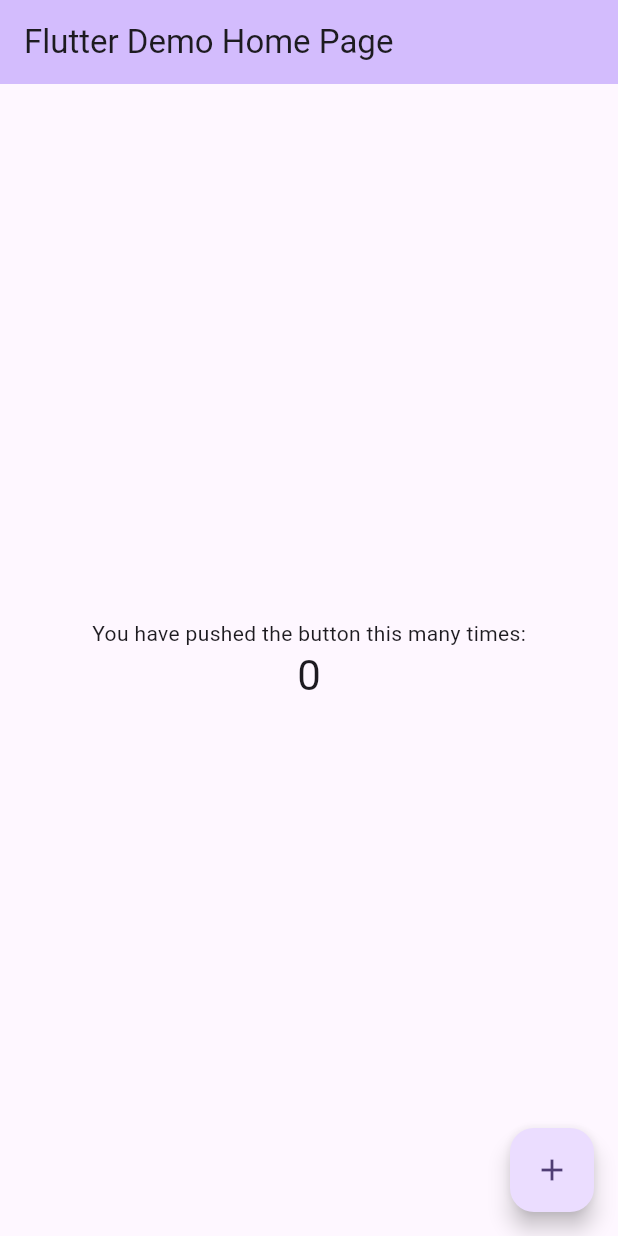
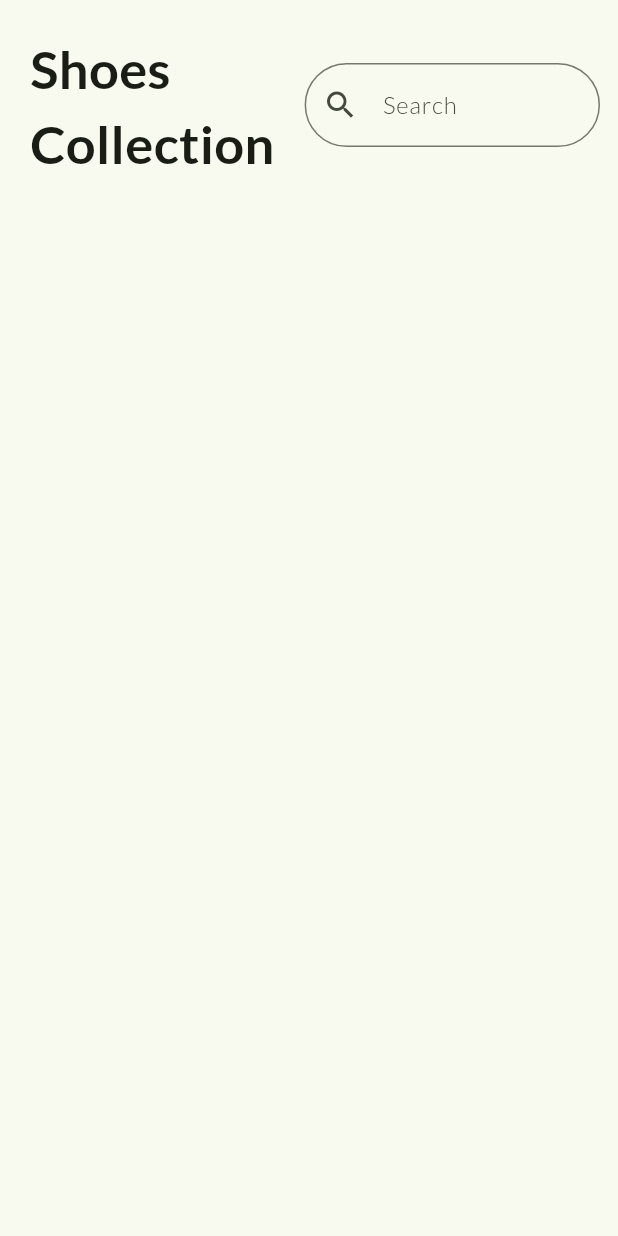
Before and after one commit to Bisratasaye12/Learning-Flutter, a Flutter app: the screen it shows after launch, on a phone screen of 412 x 824 dp. Run offline on Flutter 3.47's test engine with Material 3 defaults, Android fonts, the phone set to English and light mode, and no system bars; our stand-ins replace flutter_riverpod, riverpod_annotation; generated files the repository leaves out were written again.

Commit message:
finished the heading of the homepage

```diff
--- /dev/null
+++ b/shopping_app/lib/Screens/HomePage.dart
@@ -0,0 +1,41 @@
+import 'package:flutter/material.dart';
+
+class HomePage extends StatelessWidget {
+  const HomePage({super.key});
+
+  @override
+  Widget build(BuildContext context) {
+    return Scaffold(
+      body: SafeArea(
+        child: Column(
+          children: [
+            Row(
+              children: [
+                Padding(
+                  padding: const EdgeInsets.all(20.0),
+                  child: Text('Shoes \nCollection',
+                      style:
+                          TextStyle(fontWeight: FontWeight.bold, fontSize: 35)),
+                ),
+                Expanded(
+                  child: Padding(
+                    padding: const EdgeInsets.only(right: 12.0),
+                    child: TextField(
+                      decoration: InputDecoration(
+                          hintText: 'Search',
+                          prefixIcon: Icon(Icons.search),
+                          border: OutlineInputBorder(
+                            borderSide: BorderSide(color: Colors.grey[800]!),
+                            borderRadius: BorderRadius.circular(30),
+                          )),
+                    ),
+                  ),
+                )
+              ],
+            )
+          ],
+        ),
+      ),
+    );
+  }
+}
--- a/shopping_app/lib/main.dart
+++ b/shopping_app/lib/main.dart
@@ -1,125 +1,21 @@
 import 'package:flutter/material.dart';
+import 'package:shopping_app/Screens/HomePage.dart';
 
-void main() {
-  runApp(const MyApp());
+void main(){
+  runApp(ShoppingApp());
 }
 
-class MyApp extends StatelessWidget {
-  const MyApp({super.key});
-
-  // This widget is the root of your application.
+class ShoppingApp extends StatelessWidget{
   @override
-  Widget build(BuildContext context) {
+  Widget build(BuildContext context){
     return MaterialApp(
-      title: 'Flutter Demo',
+      debugShowCheckedModeBanner: false,
+      title: 'Shopping App',
       theme: ThemeData(
-        // This is the theme of your application.
-        //
-        // TRY THIS: Try running your application with "flutter run". You'll see
-        // the application has a purple toolbar. Then, without quitting the app,
-        // try changing the seedColor in the colorScheme below to Colors.green
-        // and then invoke "hot reload" (save your changes or press the "hot
-        // reload" button in a Flutter-supported IDE, or press "r" if you used
-        // the command line to start the app).
-        //
-        // Notice that the counter didn't reset back to zero; the application
-        // state is not lost during the reload. To reset the state, use hot
-        // restart instead.
-        //
-        // This works for code too, not just values: Most code changes can be
-        // tested with just a hot reload.
-        colorScheme: ColorScheme.fromSeed(seedColor: Colors.deepPurple),
-        useMaterial3: true,
+        fontFamily: 'Lato',
+        colorScheme: ColorScheme.fromSeed(seedColor: Colors.lightGreen)
       ),
-      home: const MyHomePage(title: 'Flutter Demo Home Page'),
+      home: HomePage()
     );
   }
 }
-
-class MyHomePage extends StatefulWidget {
-  const MyHomePage({super.key, required this.title});
-
-  // This widget is the home page of your application. It is stateful, meaning
-  // that it has a State object (defined below) that contains fields that affect
-  // how it looks.
-
-  // This class is the configuration for the state. It holds the values (in this
-  // case the title) provided by the parent (in this case the App widget) and
-  // used by the build method of the State. Fields in a Widget subclass are
-  // always marked "final".
-
-  final String title;
-
-  @override
-  State<MyHomePage> createState() => _MyHomePageState();
-}
-
-class _MyHomePageState extends State<MyHomePage> {
-  int _counter = 0;
-
-  void _incrementCounter() {
-    setState(() {
-      // This call to setState tells the Flutter framework that something has
-      // changed in this State, which causes it to rerun the build method below
-      // so that the display can reflect the updated values. If we changed
-      // _counter without calling setState(), then the build method would not be
-      // called again, and so nothing would appear to happen.
-      _counter++;
-    });
-  }
-
-  @override
-  Widget build(BuildContext context) {
-    // This method is rerun every time setState is called, for instance as done
-    // by the _incrementCounter method above.
-    //
-    // The Flutter framework has been optimized to make rerunning build methods
-    // fast, so that you can just rebuild anything that needs updating rather
-    // than having to individually change instances of widgets.
-    return Scaffold(
-      appBar: AppBar(
-        // TRY THIS: Try changing the color here to a specific color (to
-        // Colors.amber, perhaps?) and trigger a hot reload to see the AppBar
-        // change color while the other colors stay the same.
-        backgroundColor: Theme.of(context).colorScheme.inversePrimary,
-        // Here we take the value from the MyHomePage object that was created by
-        // the App.build method, and use it to set our appbar title.
-        title: Text(widget.title),
-      ),
-      body: Center(
-        // Center is a layout widget. It takes a single child and positions it
-        // in the middle of the parent.
-        child: Column(
-          // Column is also a layout widget. It takes a list of children and
-          // arranges them vertically. By default, it sizes itself to fit its
-          // children horizontally, and tries to be as tall as its parent.
-          //
-          // Column has various properties to control how it sizes itself and
-          // how it positions its children. Here we use mainAxisAlignment to
-          // center the children vertically; the main axis here is the vertical
-          // axis because Columns are vertical (the cross axis would be
-          // horizontal).
-          //
-          // TRY THIS: Invoke "debug painting" (choose the "Toggle Debug Paint"
-          // action in the IDE, or press "p" in the console), to see the
-          // wireframe for each widget.
-          mainAxisAlignment: MainAxisAlignment.center,
-          children: <Widget>[
-            const Text(
-              'You have pushed the button this many times:',
-            ),
-            Text(
-              '$_counter',
-              style: Theme.of(context).textTheme.headlineMedium,
-            ),
-          ],
-        ),
-      ),
-      floatingActionButton: FloatingActionButton(
-        onPressed: _incrementCounter,
-        tooltip: 'Increment',
-        child: const Icon(Icons.add),
-      ), // This trailing comma makes auto-formatting nicer for build methods.
-    );
-  }
-}
```
Also changed, not shown: 1 other file.
